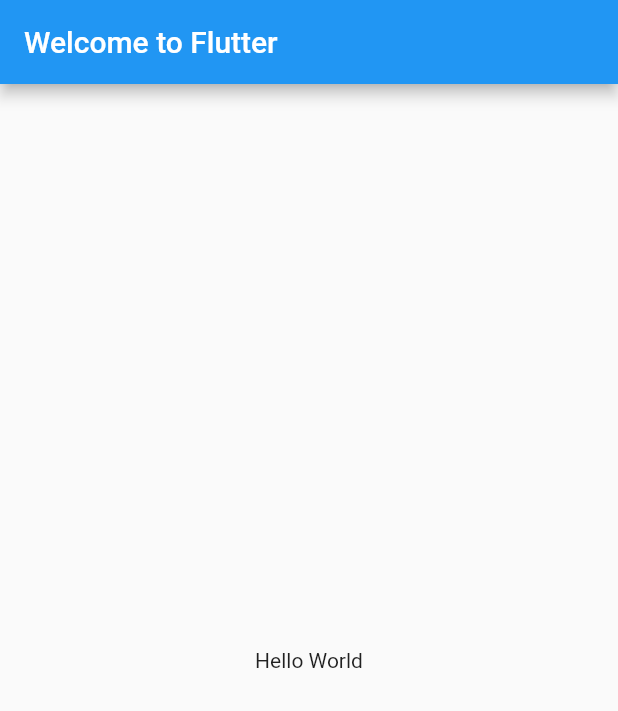
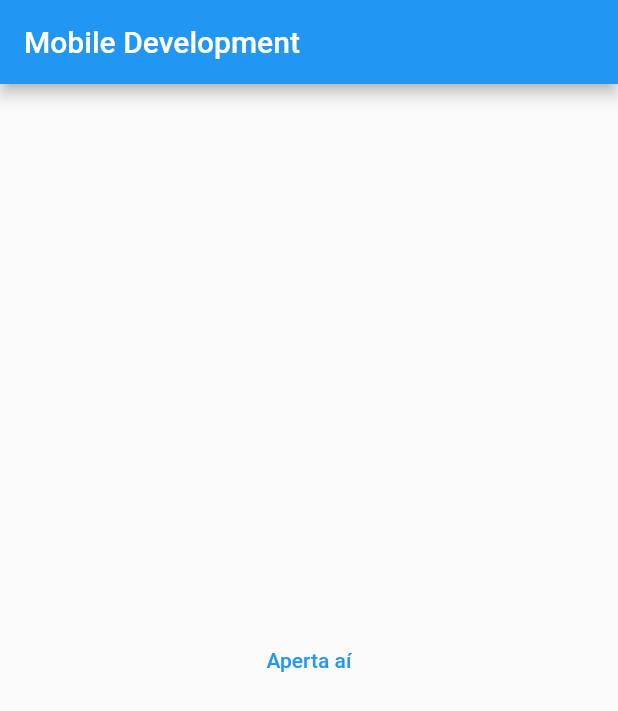
Before and after one commit to brunoquei2105/Mobile_Development, a Flutter app: the screen it shows after launch, on a phone screen of 412 x 824 dp. Shown: the top 711 px of the screen. Run offline on Flutter 3.47's test engine with Material 2 defaults, Android fonts, the phone set to English and light mode, and no system bars.

Commit message:
Hello world button flutter

```diff
--- a/hello_world/lib/main.dart
+++ b/hello_world/lib/main.dart
@@ -1,27 +1,58 @@
-// Copyright 2018 The Flutter team. All rights reserved.
-// Use of this source code is governed by a BSD-style license that can be
-// found in the LICENSE file.
+/// Flutter code sample for AlertDialog
+
+// This demo shows a [TextButton] which when pressed, calls [showDialog]. When called, this method
+// displays a Material dialog above the current contents of the app and returns
+// a [Future] that completes when the dialog is dismissed.
 
 import 'package:flutter/material.dart';
 
+void main() => runApp(const MyApp());
 
+/// This is the main application widget.
+class MyApp extends StatelessWidget {
+  const MyApp({Key? key}) : super(key: key);
 
-void main() => runApp(MyApp());
-class MyApp extends StatelessWidget {
+  static const String _title = 'Mobile Development';
+
   @override
   Widget build(BuildContext context) {
-
     return MaterialApp(
-      title: 'Welcome to Flutter',
+      title: _title,
       home: Scaffold(
-        appBar: AppBar(
-          title: const Text('Welcome to Flutter'),
-
-        ),
+        appBar: AppBar(title: const Text(_title)),
         body: const Center(
-          child: Text('Hello World'),
+          child: MyStatelessWidget(),
         ),
       ),
     );
   }
 }
+
+/// This is the stateless widget that the main application instantiates.
+class MyStatelessWidget extends StatelessWidget {
+  const MyStatelessWidget({Key? key}) : super(key: key);
+
+  @override
+  Widget build(BuildContext context) {
+    return TextButton(
+      onPressed: () => showDialog<String>(
+        context: context,
+        builder: (BuildContext context) => AlertDialog(
+          title: const Text('VOCÊ ESTA SENDO NOTIFICADO.'),
+          content: const Text('Hello World!!!'),
+          actions: <Widget>[
+            TextButton(
+              onPressed: () => Navigator.pop(context, 'Cancel'),
+              child: const Text('Cancel'),
+            ),
+            TextButton(
+              onPressed: () => Navigator.pop(context, 'OK'),
+              child: const Text('OK'),
+            ),
+          ],
+        ),
+      ),
+      child: const Text('Aperta aí'),
+    );
+  }
+}
```
